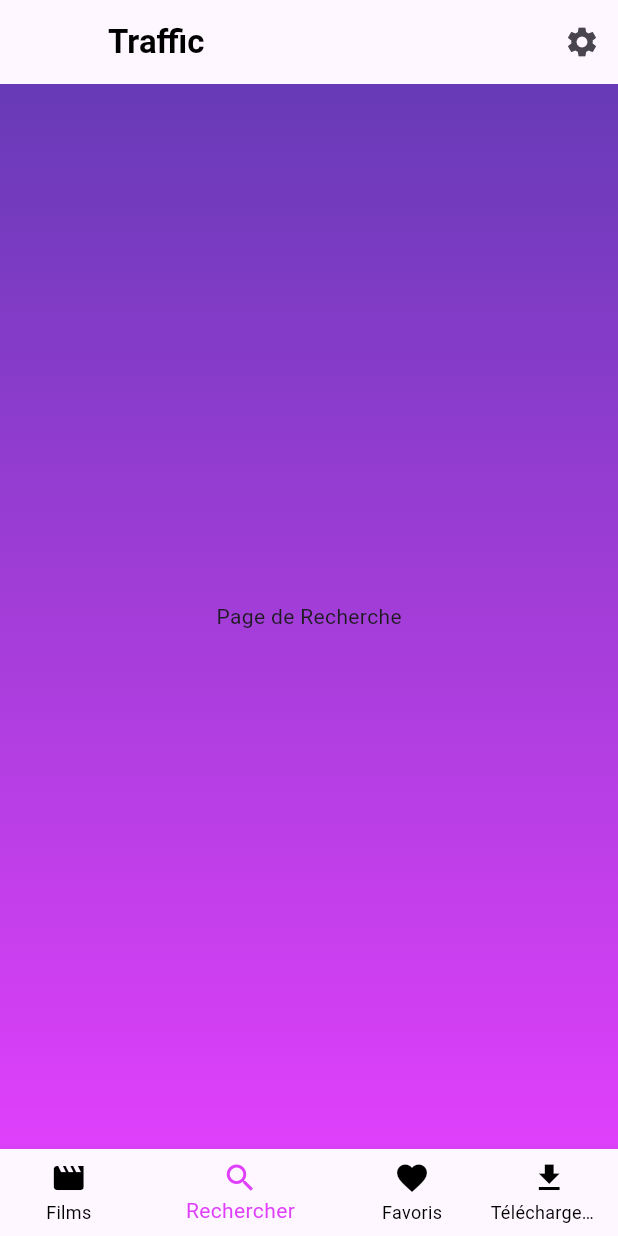
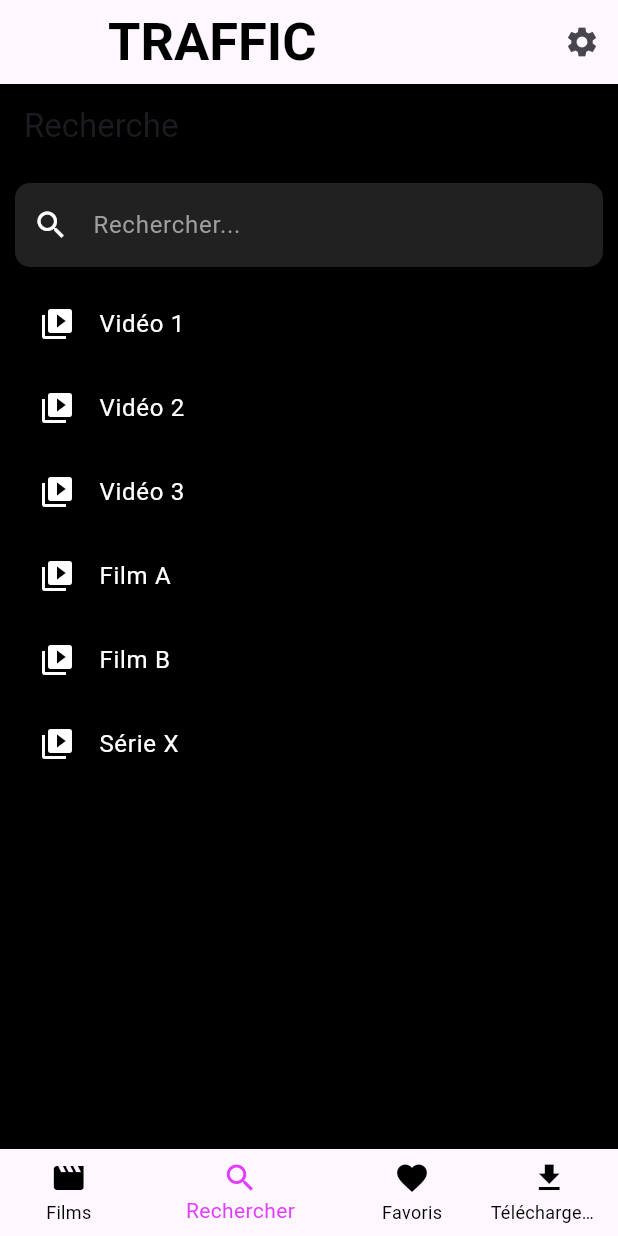
Before and after one commit to Nemesis1EMPIRE/traffic, a Flutter app: the screen it shows after launch, item 2 of the bottom bar chosen, on a phone screen of 412 x 824 dp. Run offline on Flutter 3.47's test engine with Material 3 defaults, Android fonts, the phone set to English and light mode, and no system bars; our stand-ins replace supabase_flutter, video_player; missing offline and left inert: flutter_volume_controller, screen_brightness; accounts and stored records are empty.

Commit message:
Update main.dart

```diff
--- a/lib/main.dart
+++ b/lib/main.dart
@@ -62,10 +62,8 @@ class _SplashScreenState extends State<SplashScreen> {
 
               Text(
                 "TRAFFIC",
-                style: TextStyle(fontSize: 28, fontWeight: FontWeight.bold, color: Colors.white),
+                style: TextStyle(fontSize: 75, fontWeight: FontWeight.bold, color: Colors.white),
               ),
-              const SizedBox(height: 20),
-              CircularProgressIndicator(color: Colors.white), // Animation de chargement
             ],
           ),
         ),
@@ -317,9 +315,9 @@ class _HomePageState extends State<HomePage> {
     return Scaffold(
       appBar: AppBar(
 
-        title: Text("Traffic", style: TextStyle(
+        title: Text("TRAFFIC", style: TextStyle(
                   color: Colors.black,
-                  fontSize: 22,
+                  fontSize: 35,
                   fontWeight: FontWeight.bold,
                 ),),
         leading: Padding(
@@ -745,11 +743,87 @@ class _VideoPlayerPageState extends State<VideoPlayerPage> {
 }
 
 
-class SearchPage extends StatelessWidget {
+
+class SearchPage extends StatefulWidget {
+  @override
+  _SearchPageState createState() => _SearchPageState();
+}
+
+class _SearchPageState extends State<SearchPage> {
+  TextEditingController _searchController = TextEditingController();
+  List<String> _allItems = ["Vidéo 1", "Vidéo 2", "Vidéo 3", "Film A", "Film B", "Série X"];
+  List<String> _filteredItems = [];
+
+  @override
+  void initState() {
+    super.initState();
+    _filteredItems = List.from(_allItems);
+  }
+
+  void _search(String query) {
+    setState(() {
+      _filteredItems = _allItems
+          .where((item) => item.toLowerCase().contains(query.toLowerCase()))
+          .toList();
+    });
+  }
+
   @override
   Widget build(BuildContext context) {
-    return Center(
-      child: Text("Page de Recherche"),
+    return Scaffold(
+      appBar: AppBar(
+        title: Text("Recherche"),
+        backgroundColor: Colors.black,
+      ),
+      backgroundColor: Colors.black,
+      body: Padding(
+        padding: EdgeInsets.all(10),
+        child: Column(
+          children: [
+            TextField(
+              controller: _searchController,
+              onChanged: _search,
+              style: TextStyle(color: Colors.white),
+              decoration: InputDecoration(
+                hintText: "Rechercher...",
+                hintStyle: TextStyle(color: Colors.grey),
+                prefixIcon: Icon(Icons.search, color: Colors.white),
+                filled: true,
+                fillColor: Colors.grey[900],
+                border: OutlineInputBorder(
+                  borderRadius: BorderRadius.circular(10),
+                  borderSide: BorderSide.none,
+                ),
+              ),
+            ),
+            SizedBox(height: 10),
+            Expanded(
+              child: _filteredItems.isEmpty
+                  ? Center(
+                      child: Text(
+                        "Aucun résultat",
+                        style: TextStyle(color: Colors.white),
+                      ),
+                    )
+                  : ListView.builder(
+                      itemCount: _filteredItems.length,
+                      itemBuilder: (context, index) {
+                        return ListTile(
+                          title: Text(
+                            _filteredItems[index],
+                            style: TextStyle(color: Colors.white),
+                          ),
+                          leading: Icon(Icons.video_library, color: Colors.white),
+                          onTap: () {
+                            // Action lors du clic sur un élément
+                          },
+                        );
+                      },
+                    ),
+            ),
+          ],
+        ),
+      ),
     );
   }
 }
```
